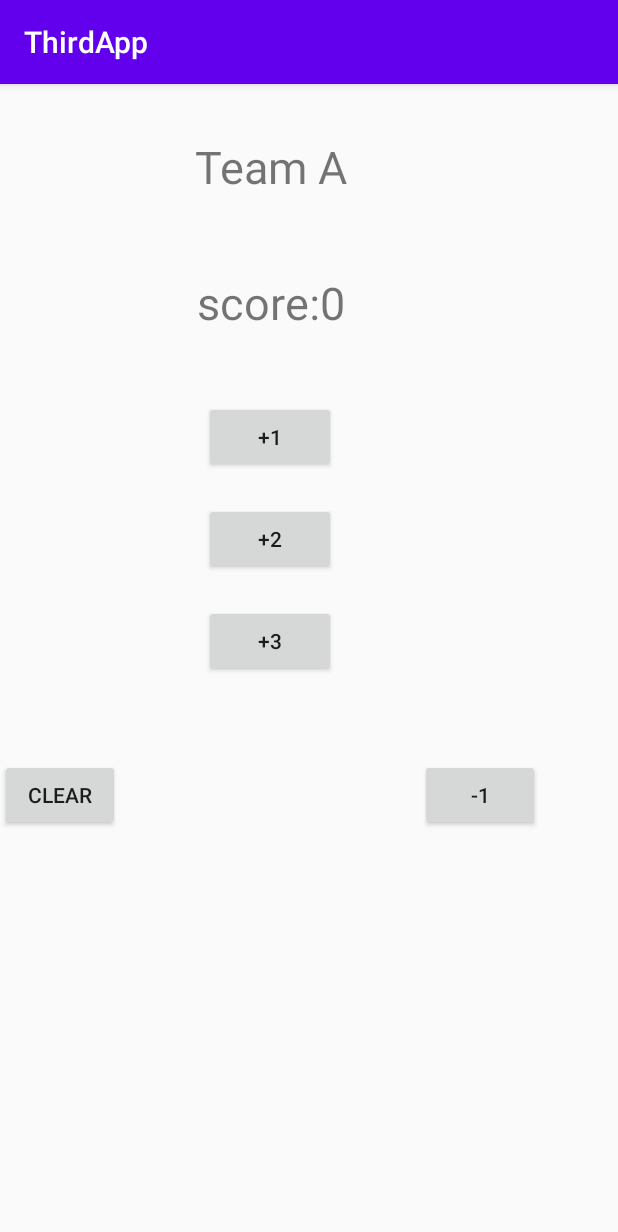
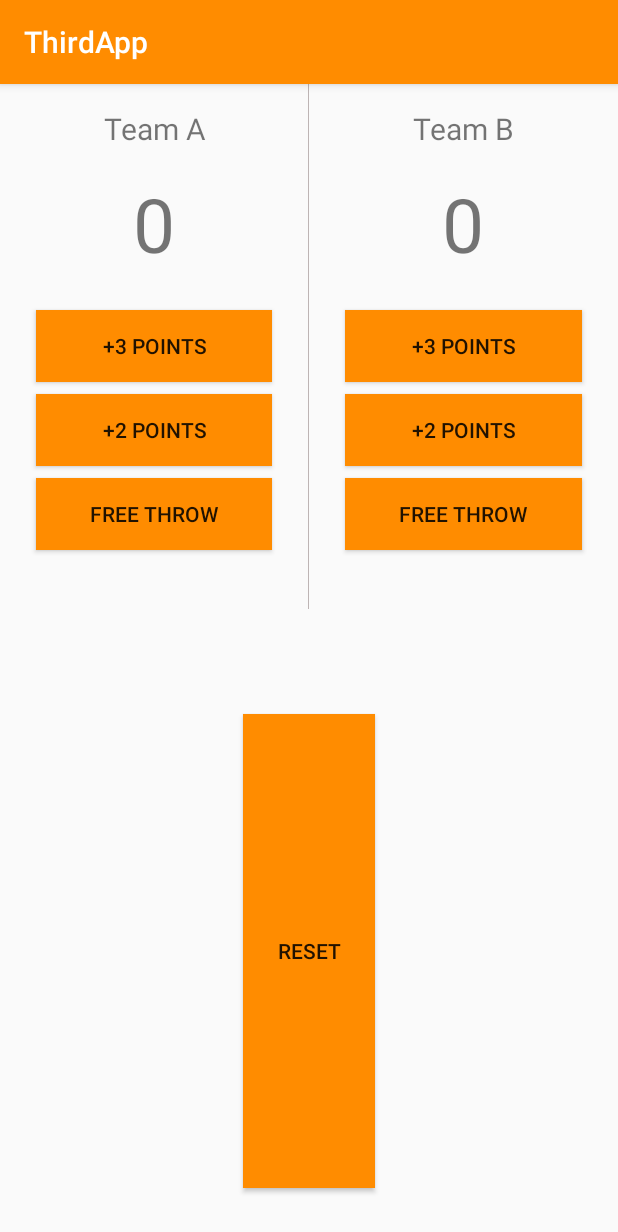
Before and after one commit to StrangeDS/ThirdApp, an Android app: the screen it shows after launch (MainActivity), on a phone screen of 412 x 824 dp. Shown: the top 1232 px of the screen. Run offline under Robolectric (Android 15) with nearby library versions, the phone set to English and light mode, and no system bars.

Commit message:
两队计分器

```diff
--- a/app/src/main/java/com/swufe/thirdapp/MainActivity.java
+++ b/app/src/main/java/com/swufe/thirdapp/MainActivity.java
@@ -14,43 +14,54 @@ public class MainActivity extends AppCompatActivity {
     protected void onCreate(Bundle savedInstanceState) {
         super.onCreate(savedInstanceState);
         setContentView(R.layout.activity_main);
-        TextView score = findViewById(R.id.score);
     }
 
-    public  void btn1(View v){
-        TextView score = findViewById(R.id.score);
-        String res = score.getText().toString().split(":")[0];
-        int score_new = Integer.parseInt(score.getText().toString().split(":")[1]) + 1;
-        score.setText(res +":"+ score_new);
+    public  void btn1add1(View v){
+        TextView score = findViewById(R.id.score1);
+        String res = score.getText().toString();
+        int score_new = Integer.parseInt(res) + 1;
+        score.setText("" + score_new);
     }
 
-    public  void btn2(View v){
-        TextView score = findViewById(R.id.score);
-        String res = score.getText().toString().split(":")[0];
-        int score_new = Integer.parseInt(score.getText().toString().split(":")[1]) + 2;
-        score.setText(res +":"+ score_new);
+    public  void btn1add2(View v){
+        TextView score = findViewById(R.id.score1);
+        String res = score.getText().toString();
+        int score_new = Integer.parseInt(res) + 2;
+        score.setText("" + score_new);
     }
 
-    public  void btn3(View v){
-        TextView score = findViewById(R.id.score);
-        String res = score.getText().toString().split(":")[0];
-        int score_new = Integer.parseInt(score.getText().toString().split(":")[1]) + 3;
-        score.setText(res +":"+ score_new);
+    public  void btn1add3(View v){
+        TextView score = findViewById(R.id.score1);
+        String res = score.getText().toString();
+        int score_new = Integer.parseInt(res) + 3;
+        score.setText("" + score_new);
+    }
+
+    public  void btn2add1(View v){
+        TextView score = findViewById(R.id.score2);
+        String res = score.getText().toString();
+        int score_new = Integer.parseInt(res) + 1;
+        score.setText("" + score_new);
+    }
+
+    public  void btn2add2(View v){
+        TextView score = findViewById(R.id.score2);
+        String res = score.getText().toString();
+        int score_new = Integer.parseInt(res) + 2;
+        score.setText("" + score_new);
+    }
+
+    public  void btn2add3(View v){
+        TextView score = findViewById(R.id.score2);
+        String res = score.getText().toString();
+        int score_new = Integer.parseInt(res) + 3;
+        score.setText("" + score_new);
     }
 
     public  void btn0(View v){
-        TextView score = findViewById(R.id.score);
-        String res = score.getText().toString().split(":")[0];
-        score.setText(res +":0");
-    }
-
-    public  void btnr1(View v){
-        TextView score = findViewById(R.id.score);
-        String res = score.getText().toString().split(":")[0];
-        int score_new = Integer.parseInt(score.getText().toString().split(":")[1]) - 1;
-        if(score_new < 0){
-            score_new = 0;
-        }
-        score.setText(res +":"+ score_new);
+        TextView score1 = findViewById(R.id.score1);
+        TextView score2 = findViewById(R.id.score2);
+        score1.setText("0");
+        score2.setText("0");
     }
 }
--- a/app/src/main/res/layout/activity_main.xml
+++ b/app/src/main/res/layout/activity_main.xml
@@ -3,91 +3,160 @@
     xmlns:tools="http://schemas.android.com/tools"
     android:layout_width="match_parent"
     android:layout_height="match_parent"
-    android:orientation="horizontal"
+    android:gravity="center_horizontal"
+    android:orientation="vertical"
     tools:context=".MainActivity">
 
     <LinearLayout
-        android:layout_width="80dp"
-        android:layout_height="match_parent"
-        android:orientation="vertical">
-
-        <Button
-            android:id="@+id/btn0"
-            android:layout_width="wrap_content"
-            android:layout_height="wrap_content"
-            android:layout_marginTop="450dp"
-            android:gravity="center"
-            android:onClick="btn0"
-            android:text="@string/btn0" />
-    </LinearLayout>
+        android:layout_width="match_parent"
+        android:layout_height="350dp"
+        android:baselineAligned="false"
+        android:orientation="horizontal"
+        android:weightSum="2">
 
         <LinearLayout
-        android:layout_width="200dp"
-        android:layout_height="wrap_content"
+            android:layout_width="0dp"
+            android:layout_height="match_parent"
+            android:layout_weight="1"
             android:gravity="center_horizontal"
             android:orientation="vertical">
 
             <TextView
-            android:id="@+id/name"
+                android:id="@+id/name1"
                 android:layout_width="match_parent"
-            android:layout_height="100dp"
-            android:layout_marginTop="5dp"
+                android:layout_height="wrap_content"
+                android:layout_marginTop="16dp"
                 android:gravity="center"
-            android:text="@string/name"
-            android:textSize="30sp" />
+                android:text="@string/name1"
+                android:textSize="20sp" />
 
             <TextView
-            android:id="@+id/score"
+                android:id="@+id/score1"
                 android:layout_width="match_parent"
                 android:layout_height="wrap_content"
-            android:layout_marginTop="20dp"
+                android:layout_marginTop="16dp"
                 android:gravity="center"
-            android:text="@string/score"
-            android:textSize="30sp" />
+                android:text="@string/score1"
+                android:textSize="50sp" />
 
             <Button
-            android:id="@+id/btn1"
-            android:layout_width="wrap_content"
+                android:id="@+id/btn1-3"
+                android:layout_width="match_parent"
                 android:layout_height="wrap_content"
-            android:layout_marginTop="45dp"
+                android:layout_marginLeft="24dp"
+                android:layout_marginTop="24dp"
+                android:layout_marginRight="24dp"
+                android:background="#FF8C00"
                 android:gravity="center"
-            android:onClick="btn1"
-            android:text="@string/btn1" />
+                android:onClick="btn1add3"
+                android:text="@string/btn3" />
 
             <Button
-            android:id="@+id/btn2"
-            android:layout_width="wrap_content"
+                android:id="@+id/btn1-2"
+                android:layout_width="match_parent"
                 android:layout_height="wrap_content"
-            android:layout_marginTop="20dp"
+                android:layout_marginLeft="24dp"
+                android:layout_marginTop="8dp"
+                android:layout_marginRight="24dp"
+                android:background="#FF8C00"
                 android:gravity="center"
-            android:onClick="btn2"
+                android:onClick="btn1add2"
                 android:text="@string/btn2" />
 
             <Button
-            android:id="@+id/btn3"
-            android:layout_width="wrap_content"
+                android:id="@+id/btn1-1"
+                android:layout_width="match_parent"
                 android:layout_height="wrap_content"
-            android:layout_marginTop="20dp"
-            android:layout_marginBottom="10dp"
+                android:layout_marginLeft="24dp"
+                android:layout_marginRight="24dp"
+                android:layout_marginTop="8dp"
+                android:background="#FF8C00"
                 android:gravity="center"
-            android:onClick="btn3"
-            android:text="@string/btn3" />
+                android:onClick="btn1add1"
+                android:text="@string/btn1" />
 
         </LinearLayout>
 
+        <View
+            android:id="@+id/view"
+            android:layout_width="0.5dp"
+            android:layout_height="match_parent"
+            android:background="#BDB4B4" />
+
         <LinearLayout
-        android:layout_width="80dp"
+            android:layout_width="0dp"
             android:layout_height="match_parent"
+            android:layout_weight="1"
+            android:gravity="center_horizontal"
             android:orientation="vertical">
 
+            <TextView
+                android:id="@+id/name2"
+                android:layout_width="match_parent"
+                android:layout_height="wrap_content"
+                android:layout_marginTop="16dp"
+                android:gravity="center"
+                android:text="@string/name2"
+                android:textSize="20sp" />
+
+            <TextView
+                android:id="@+id/score2"
+                android:layout_width="match_parent"
+                android:layout_height="wrap_content"
+                android:layout_marginTop="16dp"
+                android:gravity="center"
+                android:text="@string/score2"
+                android:textSize="50sp" />
+
             <Button
-            android:id="@+id/btn-1"
-            android:layout_width="wrap_content"
+                android:id="@+id/btn2-3"
+                android:layout_width="match_parent"
                 android:layout_height="wrap_content"
-            android:layout_marginTop="450dp"
+                android:layout_marginLeft="24dp"
+                android:layout_marginTop="24dp"
+                android:layout_marginRight="24dp"
+                android:background="#FF8C00"
                 android:gravity="center"
-            android:onClick="btnr1"
-            android:text="@string/btnr1" />
+                android:onClick="btn2add3"
+                android:text="@string/btn3" />
+
+            <Button
+                android:id="@+id/btn2-2"
+                android:layout_width="match_parent"
+                android:layout_height="wrap_content"
+                android:layout_marginLeft="24dp"
+                android:layout_marginTop="8dp"
+                android:layout_marginRight="24dp"
+                android:background="#FF8C00"
+                android:gravity="center"
+                android:onClick="btn2add2"
+                android:text="@string/btn2" />
+
+            <Button
+                android:id="@+id/btn2-1"
+                android:layout_width="match_parent"
+                android:layout_height="wrap_content"
+                android:layout_marginLeft="24dp"
+                android:layout_marginTop="8dp"
+                android:layout_marginRight="24dp"
+                android:background="#FF8C00"
+                android:gravity="center"
+                android:onClick="btn2add1"
+                android:text="@string/btn1" />
+
         </LinearLayout>
 
     </LinearLayout>
+
+    <Button
+        android:id="@+id/button"
+        android:layout_width="wrap_content"
+        android:layout_height="match_parent"
+        android:layout_gravity="center"
+        android:layout_marginTop="70dp"
+        android:layout_marginBottom="32dp"
+        android:background="#FF8C00"
+        android:onClick="btn0"
+        android:text="@string/btn0" />
+
+</LinearLayout>
--- a/app/src/main/res/values/colors.xml
+++ b/app/src/main/res/values/colors.xml
@@ -1,6 +1,6 @@
 <?xml version="1.0" encoding="utf-8"?>
 <resources>
-    <color name="colorPrimary">#6200EE</color>
-    <color name="colorPrimaryDark">#3700B3</color>
-    <color name="colorAccent">#03DAC5</color>
+    <color name="colorPrimary">	#FF8C00</color>
+    <color name="colorPrimaryDark">#FF8C00</color>
+    <color name="colorAccent">#FF8C00</color>
 </resources>
--- a/app/src/main/res/values/strings.xml
+++ b/app/src/main/res/values/strings.xml
@@ -1,10 +1,11 @@
 <resources>
     <string name="app_name">ThirdApp</string>
-    <string name="name">Team A</string>
-    <string name="score">score:0</string>
-    <string name="btn1" translatable="false">+1</string>
-    <string name="btn2" translatable="false">+2</string>
-    <string name="btn3" translatable="false">+3</string>
-    <string name="btn0">clear</string>
-    <string name="btnr1" translatable="false">-1</string>
+    <string name="name1">Team A</string>
+    <string name="score1" translatable="false">0</string>
+    <string name="btn1">FREE THROW</string>
+    <string name="btn2">+2 POINTS</string>
+    <string name="btn3">+3 POINTS</string>
+    <string name="btn0">reset</string>
+    <string name="name2">Team B</string>
+    <string name="score2" translatable="false">0</string>
 </resources>
--- a/build.gradle
+++ b/build.gradle
@@ -2,7 +2,7 @@
 buildscript {
     repositories {
         google()
-        jcenter()
+        jcenter(){url 'https://maven.aliyun.com/repository/jcenter'}
     }
     dependencies {
         classpath "com.android.tools.build:gradle:4.0.1"
@@ -15,7 +15,7 @@ buildscript {
 allprojects {
     repositories {
         google()
-        jcenter()
+        jcenter(){url 'https://maven.aliyun.com/repository/jcenter'}
     }
 }
 
```
Also changed, not shown: 1 other file. Lines whose indentation alone changed are shown as unchanged.
